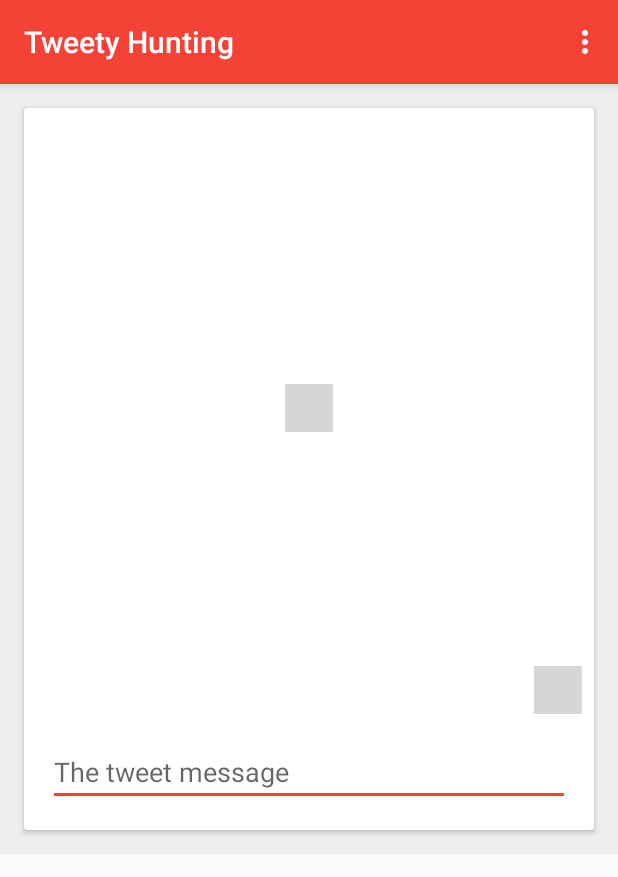
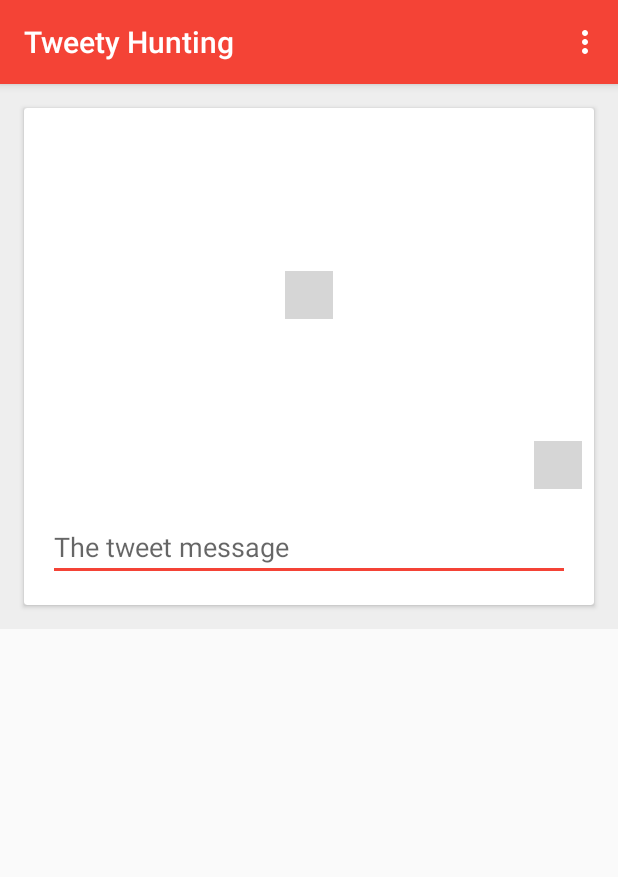
Before and after one commit to HugoGresse/TweetyHunting, an Android app: the screen it shows after launch (TweetingActivity), on a phone screen of 412 x 824 dp. Shown: the top 877 px of the screen. Run offline under Robolectric (Android 15) with nearby library versions, the phone set to English and light mode, and no system bars; libraries missing offline, so code that uses them is left out: com.crashlytics.android, com.gc.materialdesign, com.google.android.gms, com.rengwuxian.materialedittext, com.squareup.okhttp and 4 more; plain views replace ButtonFloat, MaterialEditText; 28 statements that could not run were skipped; grey boxes are pictures that could not be loaded.

Commit message:
Minor ImageView height fix

```diff
--- a/app/src/main/java/fr/xjet/tweetyhunting/TweetingActivity.java
+++ b/app/src/main/java/fr/xjet/tweetyhunting/TweetingActivity.java
@@ -185,6 +185,8 @@ public class TweetingActivity extends ActionBarActivity implements NetworkListen
                 ((ViewGroup.MarginLayoutParams)mCardView.getLayoutParams()).bottomMargin;
 
         height -= mStateButtonLayout.getHeight() + ((ViewGroup.MarginLayoutParams)mStateButtonLayout.getLayoutParams()).topMargin;
+
+        height -= 20;
 
         mImageView.getLayoutParams().height = height;
     }
--- a/app/src/main/res/layout/activity_tweeting.xml
+++ b/app/src/main/res/layout/activity_tweeting.xml
@@ -103,7 +103,8 @@
                         android:paddingRight="@dimen/activity_horizontal_margin"
                         android:paddingBottom="@dimen/activity_vertical_margin"
                         android:paddingTop="@dimen/activity_vertical_margin"
-                        android:layout_below="@+id/stateButton">
+                        android:layout_below="@+id/stateButton"
+                        android:id="@+id/editTextLayout">
 
                         <com.rengwuxian.materialedittext.MaterialEditText
                             android:layout_width="match_parent"
--- a/app/src/main/res/values/dimens.xml
+++ b/app/src/main/res/values/dimens.xml
@@ -5,7 +5,7 @@
     <dimen name="activity_horizontal_margin_small">8dp</dimen>
     <dimen name="activity_vertical_margin_small">8dp</dimen>
 
-    <dimen name="image_min_height">400dp</dimen>
+    <dimen name="image_min_height">250dp</dimen>
 
     <dimen name="card_round">2dp</dimen>
     <dimen name="card_gutter">8dp</dimen>
```
